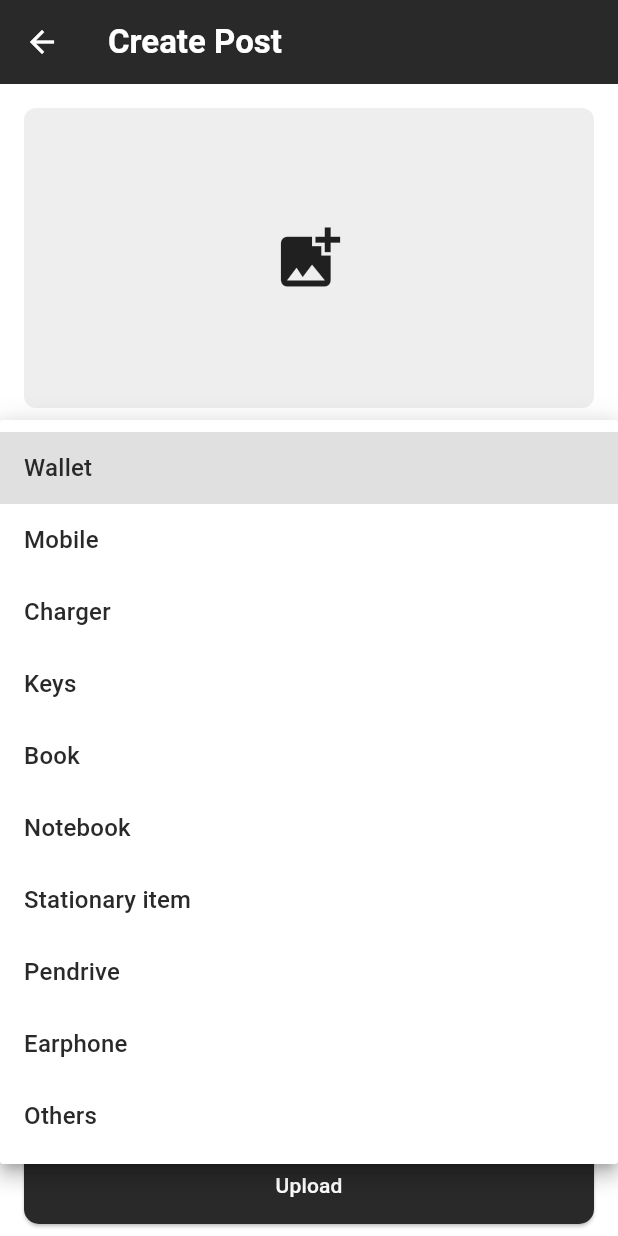
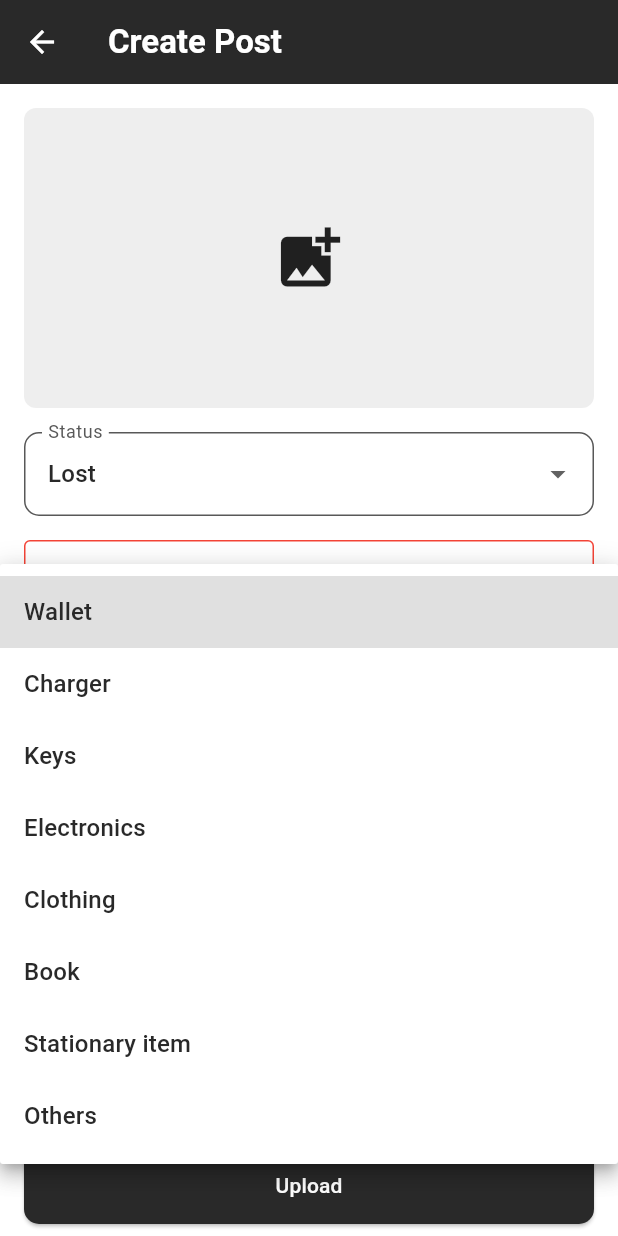
Before and after one commit to ShormiGhosh/Lost-At-KUET, a Flutter app: the CreatePostScreen screen opened directly, after a tap on "Upload", after a tap on "Wallet", on a phone screen of 412 x 824 dp. Run offline on Flutter 3.47's test engine with Material 3 defaults, Android fonts, the phone set to English and light mode, and no system bars; our stand-ins replace image_picker, shared_preferences, supabase_flutter; accounts and stored records are empty.

```diff
--- a/lib/create_post_screen.dart
+++ b/lib/create_post_screen.dart
@@ -20,14 +20,12 @@ class _CreatePostScreenState extends State<CreatePostScreen> {
   bool _isLoading = false;
   final List<String> _categories = [
     'Wallet',
-    'Mobile',
     'Charger',
     'Keys',
+    'Electronics',
+    'Clothing',
     'Book',
-    'Notebook',
     'Stationary item',
-    'Pendrive',
-    'Earphone',
     'Others'
   ];
 
@@ -73,8 +71,6 @@ class _CreatePostScreenState extends State<CreatePostScreen> {
                 ),
               ),
               const SizedBox(height: 16),
-
-              // Status Dropdown
               DropdownButtonFormField<String>(
                 value: _status,
                 decoration: const InputDecoration(
@@ -125,8 +121,6 @@ class _CreatePostScreenState extends State<CreatePostScreen> {
                 },
               ),
               const SizedBox(height: 16),
-
-              // Category Dropdown
               DropdownButtonFormField<String>(
                 value: _category,
                 decoration: const InputDecoration(
@@ -144,8 +138,6 @@ class _CreatePostScreenState extends State<CreatePostScreen> {
                 },
               ),
               const SizedBox(height: 16),
-
-              // Location
               TextFormField(
                 controller: _locationController,
                 decoration: const InputDecoration(
@@ -154,20 +146,18 @@ class _CreatePostScreenState extends State<CreatePostScreen> {
                 ),
                 validator: (value) {
                   if (value == null || value.isEmpty) {
-                    return 'Please enter a location';
+                    return 'Where did you lose/find it?';
                   }
                   return null;
                 },
               ),
               const SizedBox(height: 24),
-
-              // Upload Button
               ElevatedButton(
                 onPressed: _isLoading
                     ? null
                     : () {
                   if (_formKey.currentState!.validate()) {
-                    // TODO: Implement upload logic
+                    Navigator.pop(context);
                   }
                 },
                 style: ElevatedButton.styleFrom(
--- /dev/null
+++ b/lib/models/post.dart
@@ -0,0 +1,34 @@
+class Post {
+  final String id;
+  final String userId;
+  final String title;
+  final String description;
+  final String location;
+  final bool isLost;
+  final String? imageUrl;
+  final DateTime createdAt;
+
+  Post({
+    required this.id,
+    required this.userId,
+    required this.title,
+    required this.description,
+    required this.location,
+    required this.isLost,
+    this.imageUrl,
+    required this.createdAt,
+  });
+
+  factory Post.fromJson(Map<String, dynamic> json) {
+    return Post(
+      id: json['id'],
+      userId: json['user_id'],
+      title: json['title'],
+      description: json['description'],
+      location: json['location'],
+      isLost: json['is_lost'],
+      imageUrl: json['image_url'],
+      createdAt: DateTime.parse(json['created_at']),
+    );
+  }
+}
```
Also changed, not shown: lib/home_enhanced.dart (+107 -19 lines).
